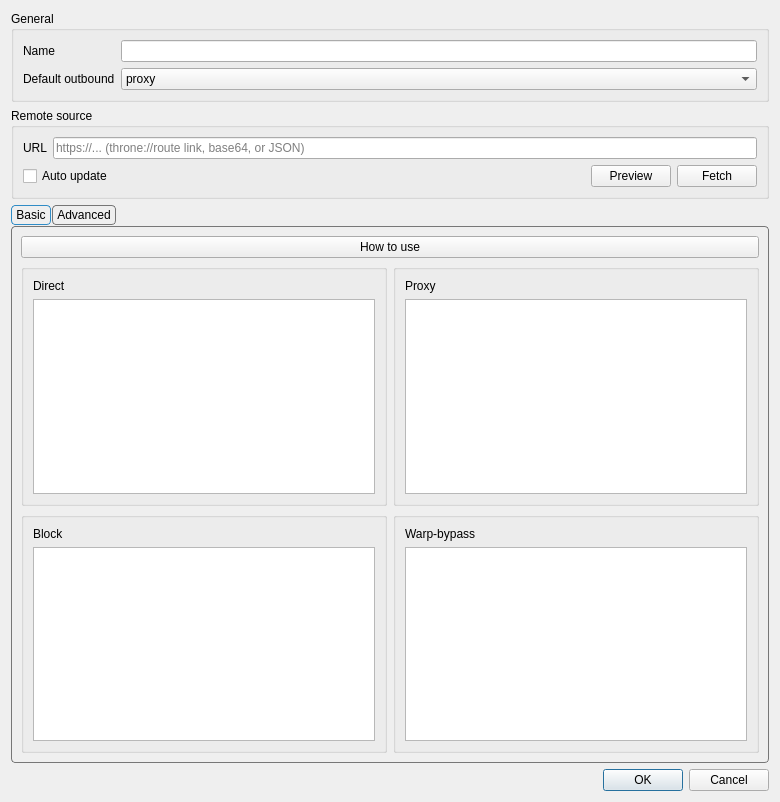
First picture: the form in upstream/include/ui/setting/RouteItem.ui, repository hopol/throne-mirror, before the edit.
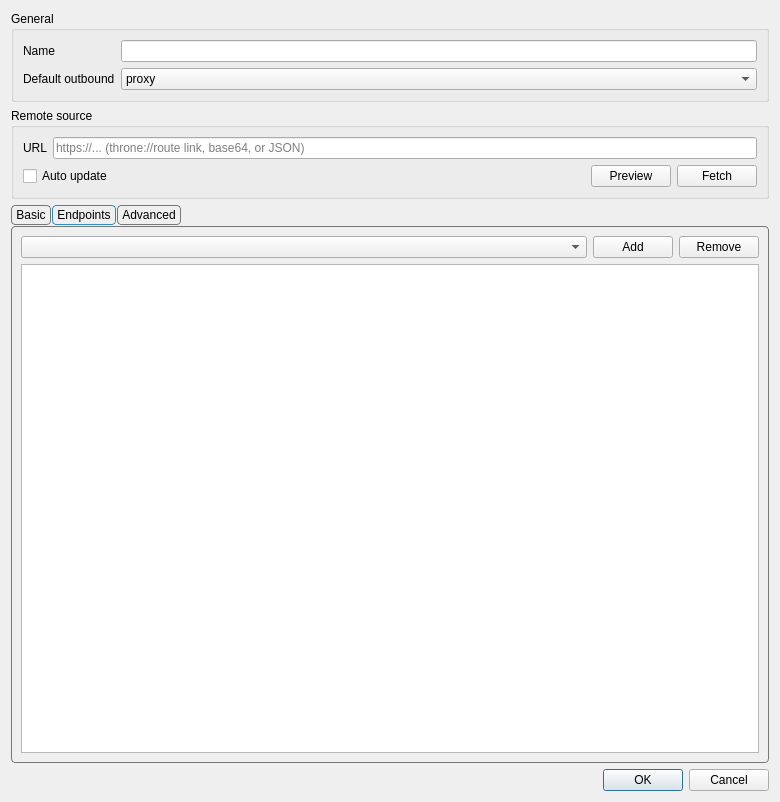
Second picture: the form after the edit. The open tabs and pages were chosen to show the change.

What changed in the file:
```diff
--- a/upstream/include/ui/setting/RouteItem.ui
+++ b/upstream/include/ui/setting/RouteItem.ui
@@ -257,6 +257,47 @@
        </item>
       </layout>
      </widget>
+     <widget class="QWidget" name="endpointsTab">
+      <attribute name="title">
+       <string>Endpoints</string>
+      </attribute>
+      <attribute name="toolTip">
+       <string>OpenVPN / OpenConnect profiles started alongside this routing profile. Traffic for the networks they advertise goes through them; everything else follows this profile's rules. Each endpoint gets a rule in the Advanced tab that you can move among your own rules.</string>
+      </attribute>
+      <layout class="QVBoxLayout" name="endpointsTabLayout">
+       <item>
+        <layout class="QHBoxLayout" name="endpointsActionRow">
+         <item>
+          <widget class="QComboBox" name="endpointPicker">
+           <property name="sizePolicy">
+            <sizepolicy hsizetype="Expanding" vsizetype="Fixed">
+             <horstretch>1</horstretch>
+             <verstretch>0</verstretch>
+            </sizepolicy>
+           </property>
+          </widget>
+         </item>
+         <item>
+          <widget class="QPushButton" name="endpointAddBtn">
+           <property name="text">
+            <string>Add</string>
+           </property>
+          </widget>
+         </item>
+         <item>
+          <widget class="QPushButton" name="endpointRemoveBtn">
+           <property name="text">
+            <string>Remove</string>
+           </property>
+          </widget>
+         </item>
+        </layout>
+       </item>
+       <item>
+        <widget class="QListWidget" name="endpointList"/>
+       </item>
+      </layout>
+     </widget>
      <widget class="QWidget" name="tab">
       <attribute name="title">
        <string>Advanced</string>
```
Left out of the diff: 10 changed lines with no effect on the pictures.
